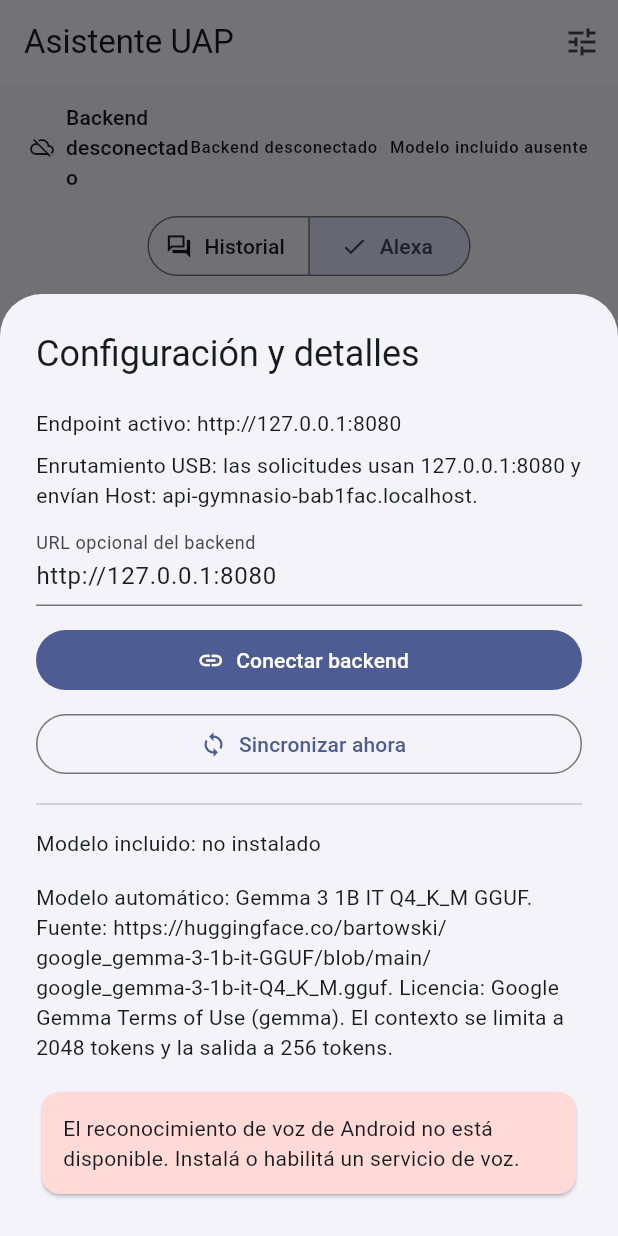
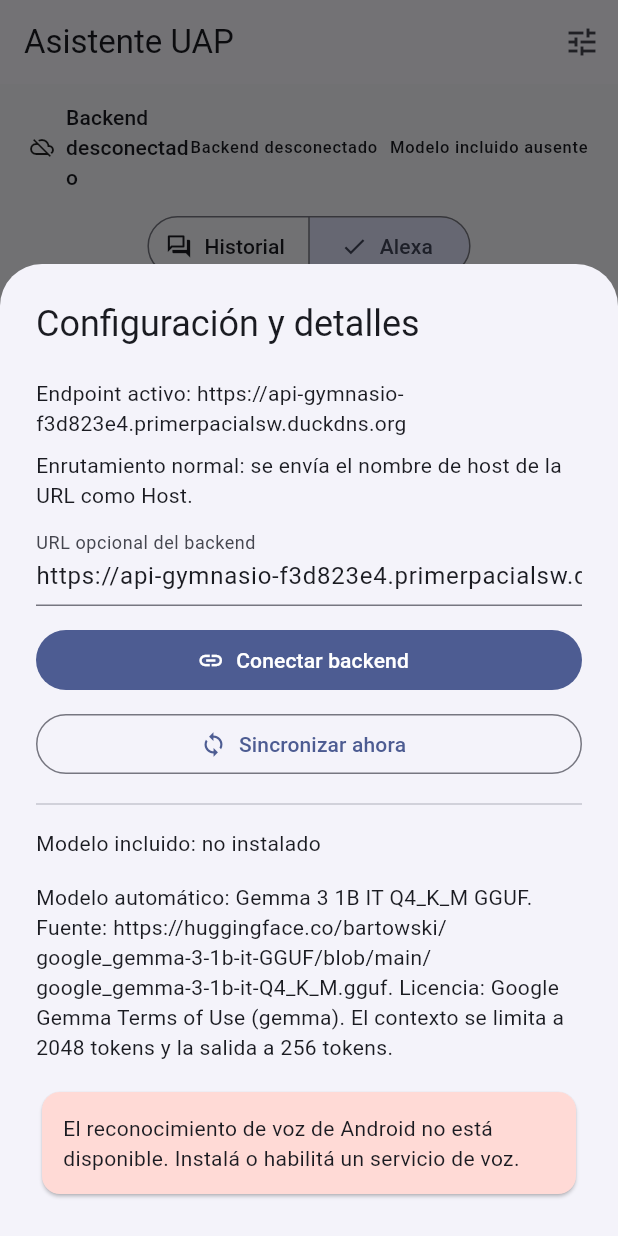
Before and after one commit to Jelsc/ModeladoUML-P1-Software-1, a Flutter app: the screen it shows after launch, after a tap on "Alexa", after a tap on the "mic" icon, after a tap on the "tune" icon, on a phone screen of 412 x 824 dp. Run offline on Flutter 3.47's test engine with Material 3 defaults, Android fonts, the phone set to English and light mode, and no system bars; our stand-ins replace connectivity_plus, shared_preferences, sqflite; missing offline and left inert: llamadart; accounts and stored records are empty; network calls fail.

Commit message:
Fix mobile

```diff
--- a/mobile/lib/config/api_config.dart
+++ b/mobile/lib/config/api_config.dart
@@ -3,18 +3,19 @@
 /// Esto NO es un secreto ni una API key. Para uso normal en LAN/emulador/deploy,
 /// asigná [activeBackendUrl] a [deployedBackendUrl] (o la URL LAN accesible)
 /// y dejá [backendHostHeader] en null.
-const deployedBackendUrl = 'http://api-gymnasio-bab1fac.localhost';
+const deployedBackendUrl =
+    'https://api-gymnasio-f3d823e4.primerpacialsw.duckdns.org';
 
 /// URL del lado del teléfono para `adb reverse tcp:8080 tcp:80`.
 const usbTestBackendUrl = 'http://127.0.0.1:8080';
 
 /// Configuración usada automáticamente al arrancar. Cambiá esto a
 /// [deployedBackendUrl] para routing normal en LAN/emulador/deploy.
-const activeBackendUrl = usbTestBackendUrl;
+const activeBackendUrl = deployedBackendUrl;
 
 /// Nginx necesita el hostname de deploy generado, mientras que el socket USB
 /// usa la URL de loopback. Se aplica solo cuando [activeBackendUrl] es la URL USB.
-const backendHostHeader = 'api-gymnasio-bab1fac.localhost';
+const backendHostHeader = null;
 
 String? hostHeaderFor(String baseUrl) =>
     baseUrl == usbTestBackendUrl ? backendHostHeader : null;
```
Also changed, not shown: 1 other file.
